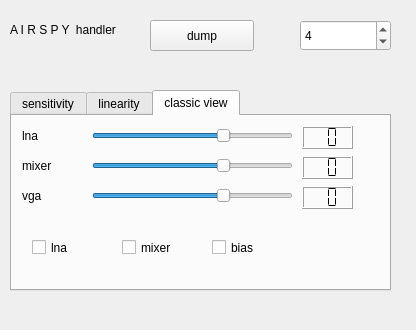
The window that sources/devices/airspy-2/airspy-widget.ui (JvanKatwijk/qt-dab) describes before a commit, drawn with Qt 5.
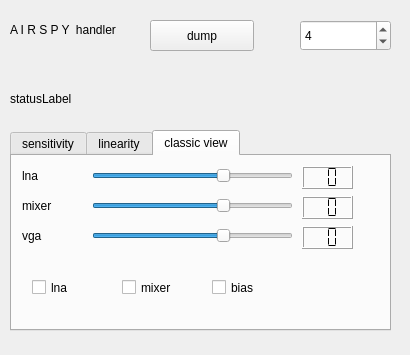
The same window after the commit.

Commit message: adding status labels

Patch:
```diff
--- a/sources/devices/airspy-2/airspy-widget.ui
+++ b/sources/devices/airspy-2/airspy-widget.ui
@@ -6,8 +6,8 @@
    <rect>
     <x>0</x>
     <y>0</y>
-    <width>416</width>
-    <height>330</height>
+    <width>410</width>
+    <height>355</height>
    </rect>
   </property>
   <property name="windowTitle">
@@ -17,7 +17,7 @@
    <property name="geometry">
     <rect>
      <x>10</x>
-     <y>90</y>
+     <y>130</y>
      <width>381</width>
      <height>201</height>
     </rect>
@@ -491,7 +491,7 @@
     <rect>
      <x>20</x>
      <y>60</y>
-     <width>231</width>
+     <width>361</width>
      <height>21</height>
     </rect>
    </property>
@@ -550,6 +550,19 @@
     <number>4</number>
    </property>
   </widget>
+  <widget class="QLabel" name="statusLabel">
+   <property name="geometry">
+    <rect>
+     <x>10</x>
+     <y>90</y>
+     <width>371</width>
+     <height>18</height>
+    </rect>
+   </property>
+   <property name="text">
+    <string>statusLabel</string>
+   </property>
+  </widget>
  </widget>
  <resources/>
  <connections/>
```
The commit also changes 8 other files.
